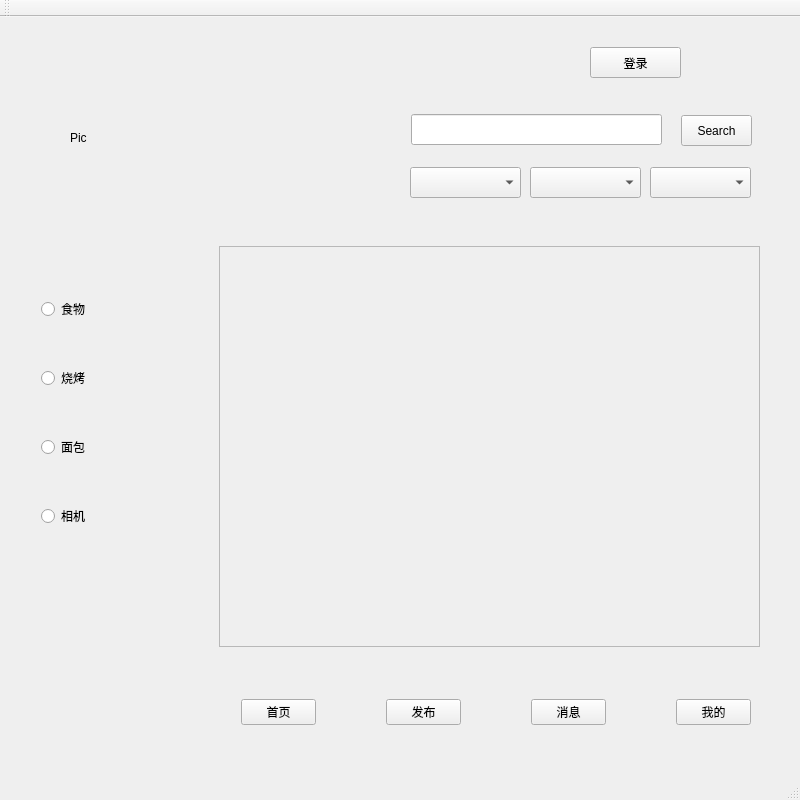
Qt form Game/mainwindow.ui (woojoo520/Shopping) before a commit.
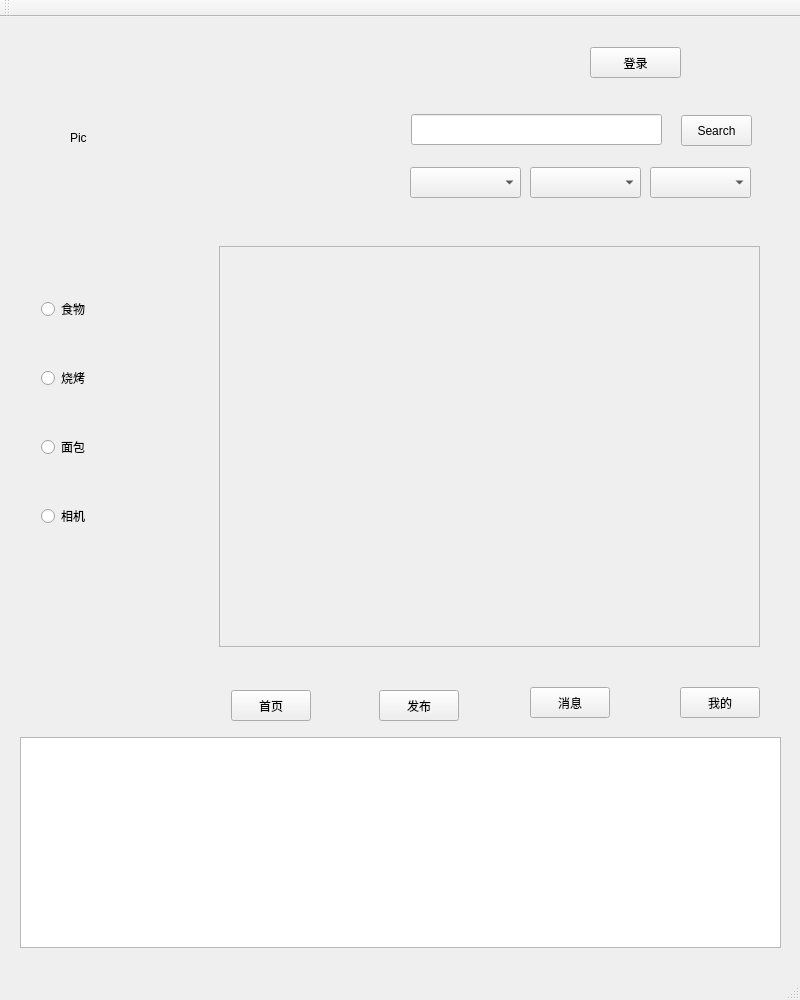
The same form after that commit.

Commit message:
add Release product acceptance and process order messages
增加了发布功能和接受订单的功能(以及处理订单)

Diff of the .ui file:
```diff
--- a/Game/mainwindow.ui
+++ b/Game/mainwindow.ui
@@ -7,7 +7,7 @@
     <x>0</x>
     <y>0</y>
     <width>800</width>
-    <height>800</height>
+    <height>1000</height>
    </rect>
   </property>
   <property name="windowTitle">
@@ -108,49 +108,6 @@
      </item>
     </layout>
    </widget>
-   <widget class="QWidget" name="layoutWidget">
-    <property name="geometry">
-     <rect>
-      <x>230</x>
-      <y>670</y>
-      <width>532</width>
-      <height>51</height>
-     </rect>
-    </property>
-    <layout class="QHBoxLayout" name="horizontalLayout">
-     <property name="spacing">
-      <number>70</number>
-     </property>
-     <item>
-      <widget class="QPushButton" name="firstPageBtn">
-       <property name="text">
-        <string>首页</string>
-       </property>
-      </widget>
-     </item>
-     <item>
-      <widget class="QPushButton" name="releaseBtn">
-       <property name="text">
-        <string>发布</string>
-       </property>
-      </widget>
-     </item>
-     <item>
-      <widget class="QPushButton" name="messageBtn">
-       <property name="text">
-        <string>消息</string>
-       </property>
-      </widget>
-     </item>
-     <item>
-      <widget class="QPushButton" name="MyBtn">
-       <property name="text">
-        <string>我的</string>
-       </property>
-      </widget>
-     </item>
-    </layout>
-   </widget>
    <widget class="QComboBox" name="priceBox">
     <property name="geometry">
      <rect>
@@ -207,8 +164,8 @@
    <widget class="QLabel" name="userName_label">
     <property name="geometry">
      <rect>
-      <x>680</x>
-      <y>70</y>
+      <x>700</x>
+      <y>80</y>
       <width>91</width>
       <height>21</height>
      </rect>
@@ -246,6 +203,81 @@
      <string/>
     </property>
    </widget>
+   <widget class="QLabel" name="msg_label">
+    <property name="geometry">
+     <rect>
+      <x>590</x>
+      <y>660</y>
+      <width>20</width>
+      <height>20</height>
+     </rect>
+    </property>
+    <property name="text">
+     <string/>
+    </property>
+   </widget>
+   <widget class="QPushButton" name="firstPageBtn">
+    <property name="geometry">
+     <rect>
+      <x>231</x>
+      <y>673</y>
+      <width>80</width>
+      <height>31</height>
+     </rect>
+    </property>
+    <property name="text">
+     <string>首页</string>
+    </property>
+   </widget>
+   <widget class="QPushButton" name="messageBtn">
+    <property name="geometry">
+     <rect>
+      <x>530</x>
+      <y>670</y>
+      <width>80</width>
+      <height>31</height>
+     </rect>
+    </property>
+    <property name="text">
+     <string>消息</string>
+    </property>
+   </widget>
+   <widget class="QPushButton" name="MyBtn">
+    <property name="geometry">
+     <rect>
+      <x>680</x>
+      <y>670</y>
+      <width>80</width>
+      <height>31</height>
+     </rect>
+    </property>
+    <property name="text">
+     <string>我的</string>
+    </property>
+   </widget>
+   <widget class="QPushButton" name="releaseBtn">
+    <property name="geometry">
+     <rect>
+      <x>379</x>
+      <y>673</y>
+      <width>80</width>
+      <height>31</height>
+     </rect>
+    </property>
+    <property name="text">
+     <string>发布</string>
+    </property>
+   </widget>
+   <widget class="QTextEdit" name="textEdit">
+    <property name="geometry">
+     <rect>
+      <x>20</x>
+      <y>720</y>
+      <width>761</width>
+      <height>211</height>
+     </rect>
+    </property>
+   </widget>
   </widget>
   <widget class="QMenuBar" name="menuBar">
    <property name="geometry">
```
The commit also changes 104 other files.
